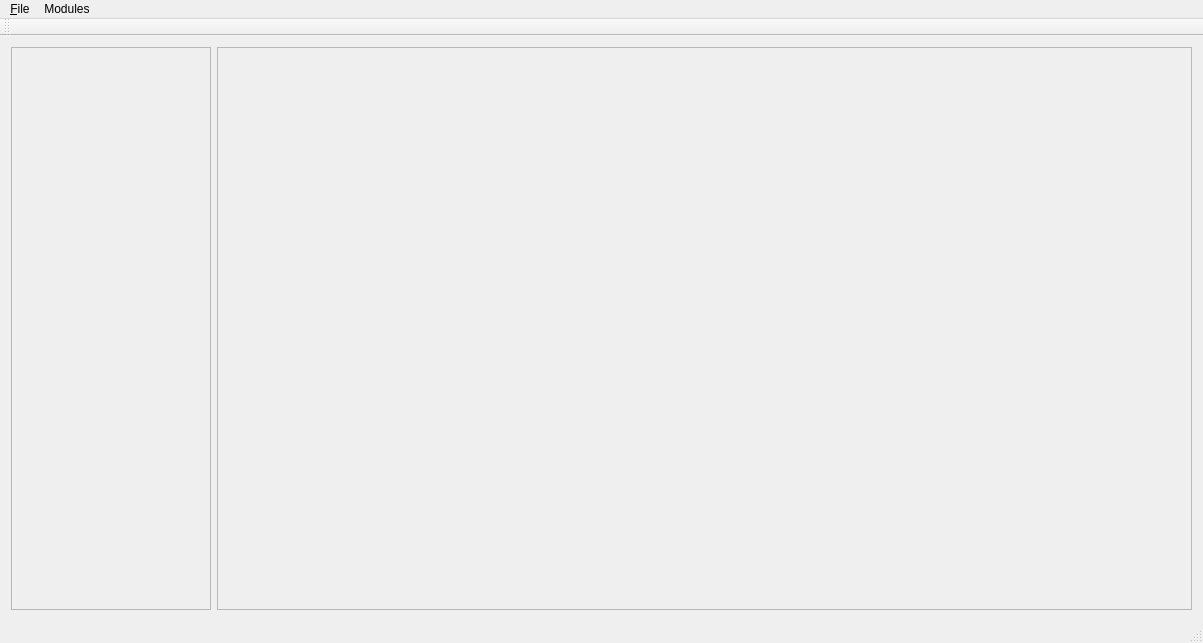
This is src/gui/esmainwindow.ui in siqueiraets/essynth as Qt 5 draws it before an edit. The edited form follows.
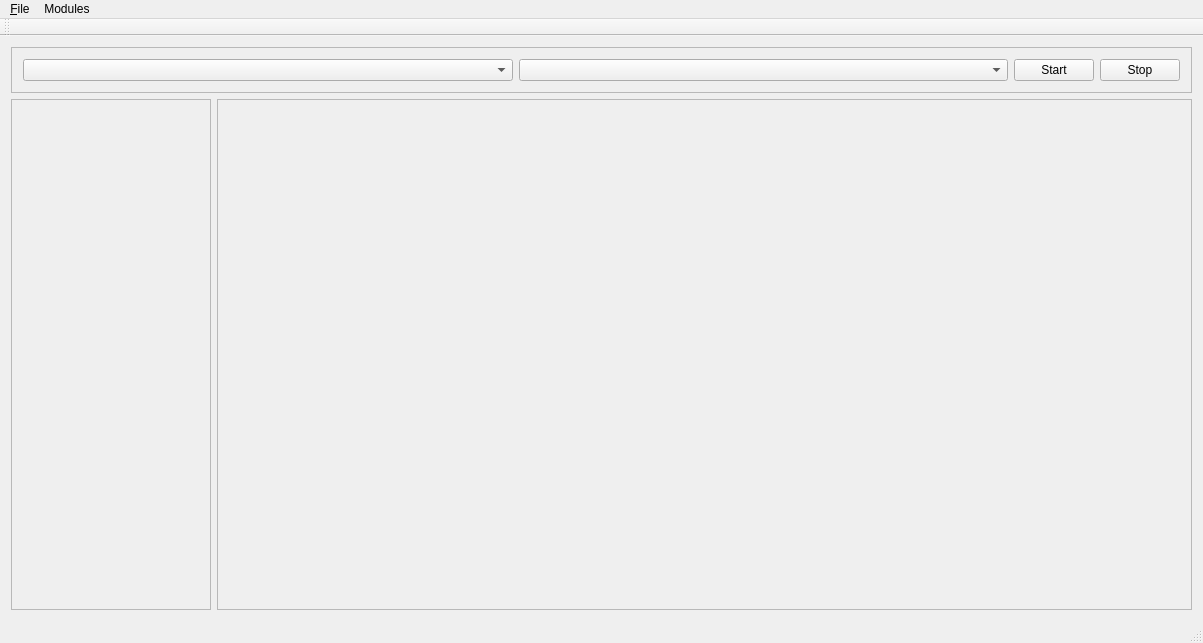
This is the edited form.

Commit message: Start integrating core engine with GUI

What changed in the file:
```diff
--- a/src/gui/esmainwindow.ui
+++ b/src/gui/esmainwindow.ui
@@ -15,7 +15,7 @@
   </property>
   <widget class="QWidget" name="centralWidget">
    <layout class="QGridLayout" name="gridLayout">
-    <item row="0" column="1">
+    <item row="2" column="1">
      <widget class="QFrame" name="frameDesigner">
       <property name="sizePolicy">
        <sizepolicy hsizetype="Expanding" vsizetype="Expanding">
@@ -32,7 +32,7 @@
       <layout class="QGridLayout" name="gridLayout_3"/>
      </widget>
     </item>
-    <item row="0" column="0">
+    <item row="2" column="0">
      <widget class="QFrame" name="frameNavigator">
       <property name="sizePolicy">
        <sizepolicy hsizetype="Preferred" vsizetype="Preferred">
@@ -55,6 +55,58 @@
       <layout class="QGridLayout" name="gridLayout_2"/>
      </widget>
     </item>
+    <item row="0" column="0" colspan="2">
+     <widget class="QFrame" name="frame">
+      <property name="minimumSize">
+       <size>
+        <width>0</width>
+        <height>20</height>
+       </size>
+      </property>
+      <property name="frameShape">
+       <enum>QFrame::StyledPanel</enum>
+      </property>
+      <property name="frameShadow">
+       <enum>QFrame::Raised</enum>
+      </property>
+      <layout class="QGridLayout" name="gridLayout_4">
+       <item row="0" column="3">
+        <widget class="QPushButton" name="btnStop">
+         <property name="text">
+          <string>Stop</string>
+         </property>
+        </widget>
+       </item>
+       <item row="0" column="1">
+        <widget class="QComboBox" name="comboMidiInterfaces">
+         <property name="sizePolicy">
+          <sizepolicy hsizetype="Expanding" vsizetype="Fixed">
+           <horstretch>0</horstretch>
+           <verstretch>0</verstretch>
+          </sizepolicy>
+         </property>
+        </widget>
+       </item>
+       <item row="0" column="2">
+        <widget class="QPushButton" name="btnStart">
+         <property name="text">
+          <string>Start</string>
+         </property>
+        </widget>
+       </item>
+       <item row="0" column="0">
+        <widget class="QComboBox" name="comboAudioInterfaces">
+         <property name="sizePolicy">
+          <sizepolicy hsizetype="Expanding" vsizetype="Fixed">
+           <horstretch>0</horstretch>
+           <verstretch>0</verstretch>
+          </sizepolicy>
+         </property>
+        </widget>
+       </item>
+      </layout>
+     </widget>
+    </item>
    </layout>
   </widget>
   <widget class="QMenuBar" name="menuBar">
```
Left out of the diff: 2 changed lines with no effect on the pictures. The commit also changes 13 other files.
